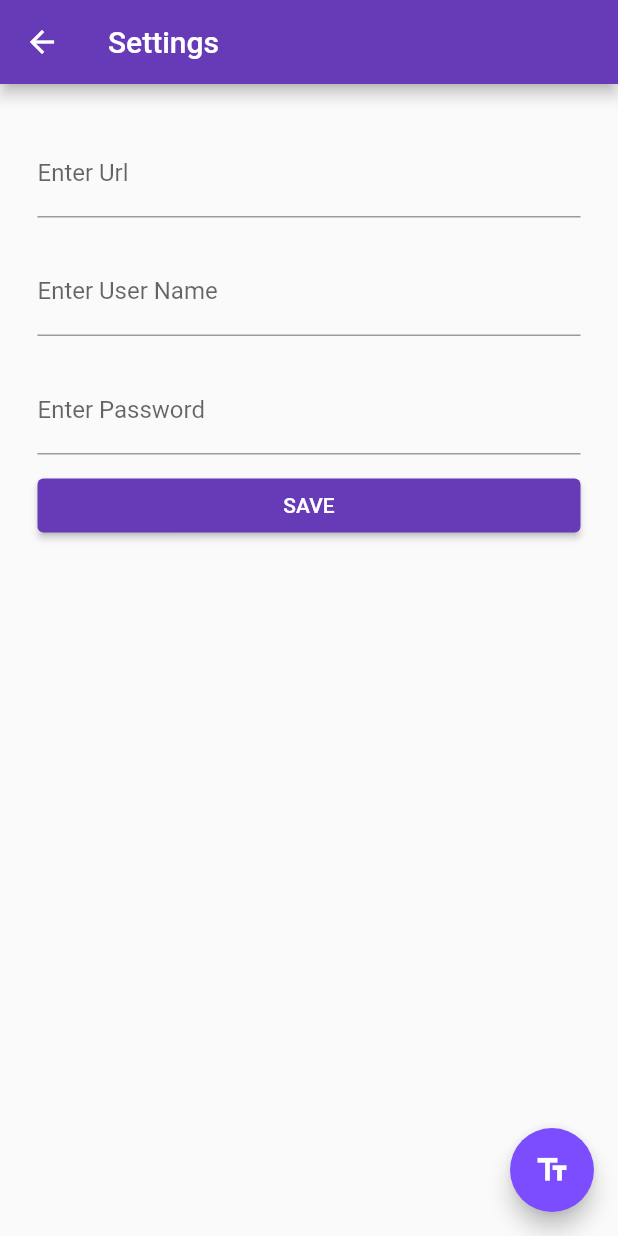
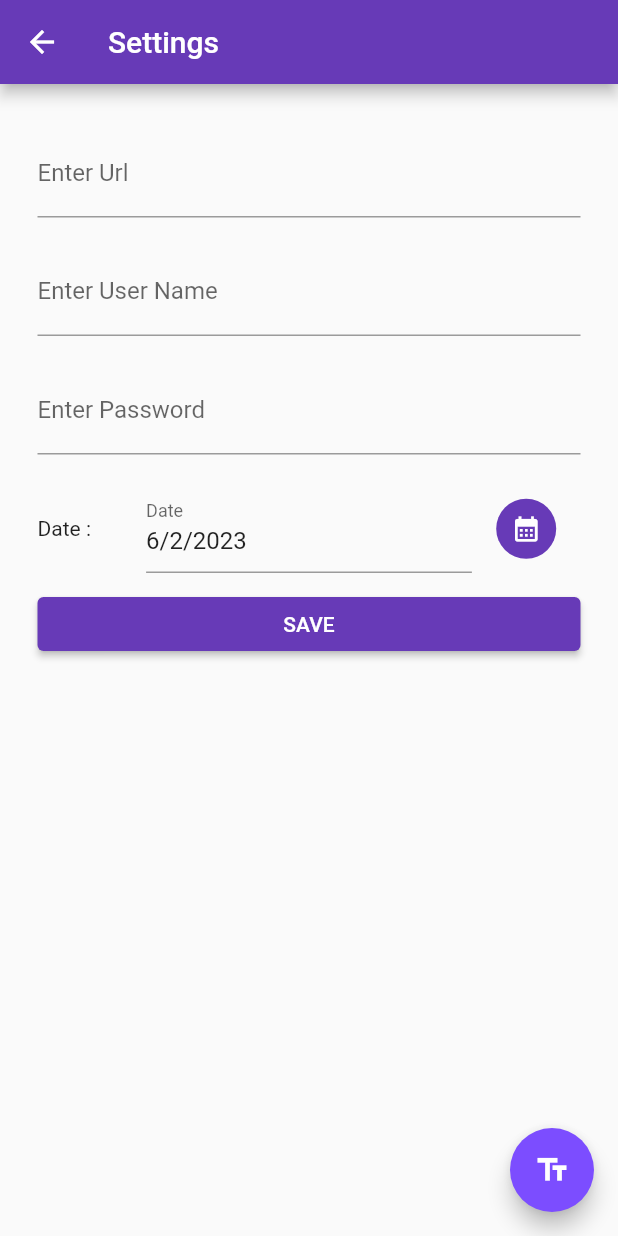
Before and after one commit to Deepak-K92/demo_api, a Flutter app: the SettingsView screen opened by its route, on a phone screen of 412 x 824 dp. Run offline on Flutter 3.47's test engine with Material 2 defaults, Android fonts, the phone set to English and light mode, and no system bars; our stand-ins replace bloc, calendar_date_picker2, equatable, flutter_bloc, get, get_it.

Commit message:
Fixed DatePicker

```diff
--- a/lib/feature/settings/view/settings_view.dart
+++ b/lib/feature/settings/view/settings_view.dart
@@ -1,5 +1,6 @@
 import 'package:demo_api/feature/home/model/input_parameter_model.dart';
 import 'package:demo_api/feature/home/view/home_view.dart';
+import 'package:demo_api/feature/settings/view/widgets/date_picker.dart';
 import 'package:get/get.dart';
 
 import 'package:demo_api/feature/settings/view/widgets/input_field.dart';
@@ -16,6 +17,7 @@ class _SettingsViewState extends State<SettingsView> {
   final TextEditingController _userNameController = TextEditingController();
   final TextEditingController _passwordController = TextEditingController();
   final TextEditingController _urlController = TextEditingController();
+  final TextEditingController _datePickerController = TextEditingController();
   @override
   Widget build(BuildContext context) {
     return Scaffold(
@@ -32,6 +34,7 @@ class _SettingsViewState extends State<SettingsView> {
           InputField(
               controller: _passwordController, labelText: 'Enter Password'),
           //TODO Implement a DatePicker and Pass the value in dd/mm/yyyy format
+          DatePicker(controller: _datePickerController),
           ElevatedButton(
               onPressed: () {
                 saveDetails(
--- /dev/null
+++ b/lib/feature/settings/view/widgets/date_picker.dart
@@ -0,0 +1,71 @@
+import 'package:calendar_date_picker2/calendar_date_picker2.dart';
+import 'package:demo_api/feature/settings/view/widgets/input_field.dart';
+import 'package:flutter/material.dart';
+import 'package:intl/intl.dart';
+
+class DatePicker extends StatefulWidget {
+  final TextEditingController controller;
+  const DatePicker({super.key, required this.controller});
+
+  @override
+  State<DatePicker> createState() => _DatePickerState();
+}
+
+class _DatePickerState extends State<DatePicker> {
+  var selectedDate = DateTime.now();
+
+  @override
+  void initState() {
+    super.initState();
+    setState(() {
+      widget.controller.text = changeToIndianFormat(selectedDate);
+    });
+  }
+
+  changeToIndianFormat(DateTime date) =>
+      "${date.day}/${date.month}/${date.year}";
+
+  @override
+  Widget build(BuildContext context) {
+    return Row(
+      children: [
+        const Expanded(
+          flex: 1,
+          child: Text("Date :"),
+        ),
+        Expanded(
+          flex: 3,
+          child: InputField(controller: widget.controller, labelText: 'Date'),
+        ),
+        Expanded(
+          child: CircleAvatar(
+            backgroundColor: Colors.deepPurple,
+            child: IconButton(
+              onPressed: () async {
+                var temp = await _buildDatePickerDialog();
+
+                setState(() {
+                  widget.controller.text =
+                      changeToIndianFormat(temp?[0] ?? DateTime.now());
+                });
+              },
+              icon: const Icon(
+                Icons.calendar_month,
+                color: Colors.white,
+                size: 20,
+              ),
+            ),
+          ),
+        )
+      ],
+    );
+  }
+
+  _buildDatePickerDialog() {
+    return showCalendarDatePicker2Dialog(
+      context: context,
+      config: CalendarDatePicker2WithActionButtonsConfig(),
+      dialogSize: const Size(325, 400),
+    );
+  }
+}
--- a/pubspec.yaml
+++ b/pubspec.yaml
@@ -30,15 +30,17 @@ environment:
 # versions available, run `flutter pub outdated`.
 dependencies:
   build_runner: ^2.3.3
+  calendar_date_picker2: null
   cupertino_icons: ^1.0.2
   equatable: ^2.0.5
   flutter:
     sdk: flutter
   flutter_bloc: ^8.1.1
+  get: null
   get_it: ^7.2.0
   http: ^0.13.5
-  xml:
-  get:
+  intl: ^0.18.0
+  xml: null
 
 dev_dependencies:
   flutter_lints: ^2.0.0
```
